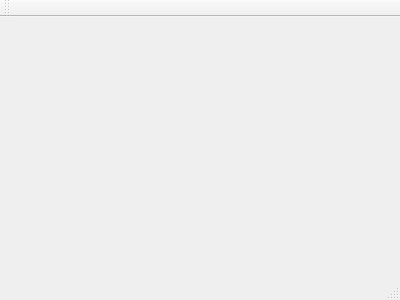
The window that mainWindow.ui (jan-moravec/fractals-qt) describes before a commit, drawn with Qt 5.
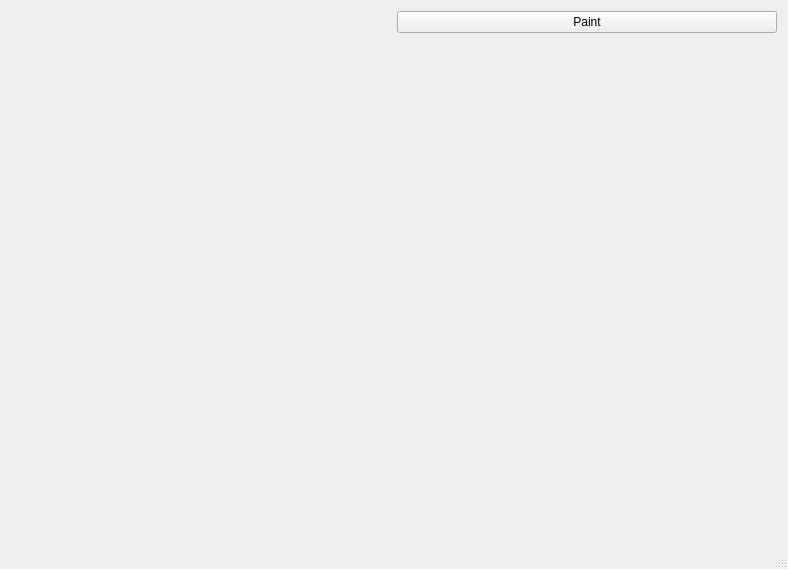
The same window after the commit. Custom widgets are drawn as their Qt base class.

```diff
--- a/mainWindow.ui
+++ b/mainWindow.ui
@@ -1,24 +1,59 @@
 <ui version="4.0">
  <class>MainWindow</class>
- <widget class="QMainWindow" name="MainWindow" >
-  <property name="geometry" >
+ <widget class="QMainWindow" name="MainWindow">
+  <property name="geometry">
    <rect>
     <x>0</x>
     <y>0</y>
-    <width>400</width>
-    <height>300</height>
+    <width>788</width>
+    <height>569</height>
    </rect>
   </property>
   <property name="windowTitle" >
    <string>MainWindow</string>
   </property>
-  <widget class="QMenuBar" name="menuBar" />
-  <widget class="QToolBar" name="mainToolBar" />
-  <widget class="QWidget" name="centralWidget" />
-  <widget class="QStatusBar" name="statusBar" />
+  <widget class="QWidget" name="centralWidget">
+   <layout class="QHBoxLayout" name="horizontalLayout">
+    <item>
+     <widget class="PaintWidget" name="paintWidget" native="true"/>
+    </item>
+    <item>
+     <layout class="QVBoxLayout" name="configLayout">
+      <item>
+       <widget class="QPushButton" name="paintButton">
+        <property name="text">
+         <string>Paint</string>
+        </property>
+       </widget>
+      </item>
+      <item>
+       <spacer name="verticalSpacer">
+        <property name="orientation">
+         <enum>Qt::Vertical</enum>
+        </property>
+        <property name="sizeHint" stdset="0">
+         <size>
+          <width>20</width>
+          <height>40</height>
+         </size>
+        </property>
+       </spacer>
+      </item>
+     </layout>
+    </item>
+   </layout>
+  </widget>
+  <widget class="QStatusBar" name="statusBar"/>
  </widget>
- <layoutDefault spacing="6" margin="11" />
- <pixmapfunction></pixmapfunction>
+ <layoutdefault spacing="6" margin="11"/>
+ <customwidgets>
+  <customwidget>
+   <class>PaintWidget</class>
+   <extends>QWidget</extends>
+   <header>graphic/paintWidget.h</header>
+   <container>1</container>
+  </customwidget>
+ </customwidgets>
  <resources/>
  <connections/>
 </ui>
```
Left out of the diff: 3 changed lines with no effect on the pictures.
